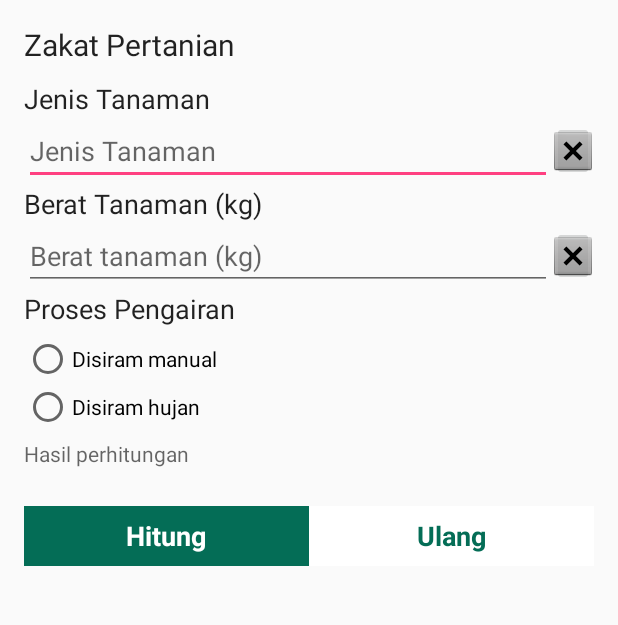
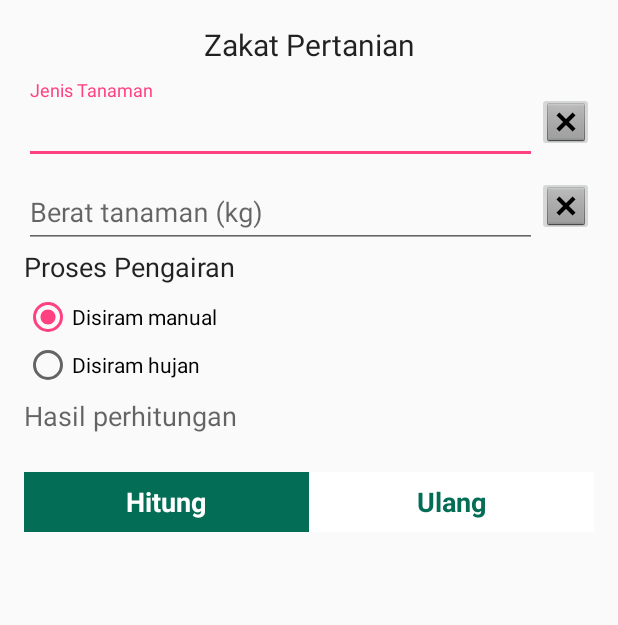
Before and after one commit to IzzatulMillah/ZakatMVVM, an Android app: the HitungZakatPertanianActivity screen opened directly, with no data from a screen before it, on a phone screen of 412 x 824 dp, the part 84-709 px from its top. Run offline under Robolectric (Android 15) with nearby library versions, the phone set to English and light mode, and no system bars.

Commit message:
update 1.5

```diff
--- a/app/src/main/res/layout/activity_hitung_zakat_pertanian.xml
+++ b/app/src/main/res/layout/activity_hitung_zakat_pertanian.xml
@@ -28,7 +28,8 @@
             android:layout_marginBottom="10dp"
             android:text="@string/zakatpertanian"
             android:textAppearance="@style/TextAppearance.AppCompat"
-            android:textSize="20sp" />
+            android:textSize="20sp"
+            android:gravity="center"/>
 
         <ScrollView
             android:layout_width="match_parent"
@@ -40,33 +41,30 @@
                 android:orientation="vertical">
 
                 <!-- Jenis Tanaman -->
-                <TextView
-                    android:layout_width="match_parent"
-                    android:layout_height="wrap_content"
-                    android:text="Jenis Tanaman"
-                    android:textAppearance="@style/TextAppearance.AppCompat"
-                    android:textSize="18sp" />
 
                 <LinearLayout
                     android:layout_width="match_parent"
                     android:layout_height="wrap_content"
                     android:orientation="horizontal"
-                    android:weightSum="3">
+                    android:weightSum="10">
 
-                    <EditText
-                        android:id="@+id/etJenis"
-                        android:layout_width="match_parent"
+                    <android.support.design.widget.TextInputLayout
+                        android:layout_width="0dp"
                         android:layout_height="wrap_content"
-                        android:layout_marginTop="0dp"
-                        android:layout_weight="2"
-                        android:hint="Jenis Tanaman"
-                        android:inputType="number"
-                        android:textColorLink="@color/colorAccent"
-                        android:textSize="18sp" />
+                        android:layout_weight="9">
+
+                        <android.support.design.widget.TextInputEditText
+                            android:layout_width="match_parent"
+                            android:layout_height="wrap_content"
+                            android:layout_weight="1"
+                            android:id="@+id/etJenis"
+                            android:hint="Jenis Tanaman"
+                            android:inputType="number"/>
+                    </android.support.design.widget.TextInputLayout>
 
                     <ImageButton
                         android:id="@+id/btnResetJenis"
-                        android:layout_width="42dp"
+                        android:layout_width="0dp"
                         android:layout_height="40dp"
                         android:layout_gravity="center_vertical"
                         android:layout_marginEnd="0dp"
@@ -75,33 +73,30 @@
                 </LinearLayout>
 
                 <!-- Berat Tanaman -->
-                <TextView
-                    android:layout_width="match_parent"
-                    android:layout_height="wrap_content"
-                    android:text="Berat Tanaman (kg)"
-                    android:textAppearance="@style/TextAppearance.AppCompat"
-                    android:textSize="18sp" />
 
                 <LinearLayout
                     android:layout_width="match_parent"
                     android:layout_height="wrap_content"
                     android:orientation="horizontal"
-                    android:weightSum="3">
+                    android:weightSum="10">
 
-                    <EditText
-                        android:id="@+id/etBerat"
-                        android:layout_width="match_parent"
+                    <android.support.design.widget.TextInputLayout
+                        android:layout_width="0dp"
                         android:layout_height="wrap_content"
-                        android:layout_marginTop="0dp"
-                        android:layout_weight="2"
-                        android:hint="Berat tanaman (kg)"
-                        android:inputType="number"
-                        android:textColorLink="@color/colorAccent"
-                        android:textSize="18sp" />
+                        android:layout_weight="9">
+
+                        <android.support.design.widget.TextInputEditText
+                            android:layout_width="match_parent"
+                            android:layout_height="wrap_content"
+                            android:layout_weight="1"
+                            android:id="@+id/etBerat"
+                            android:hint="Berat tanaman (kg)"
+                            android:inputType="number"/>
+                    </android.support.design.widget.TextInputLayout>
 
                     <ImageButton
                         android:id="@+id/btnResetBerat"
-                        android:layout_width="42dp"
+                        android:layout_width="0dp"
                         android:layout_height="40dp"
                         android:layout_gravity="center_vertical"
                         android:layout_marginEnd="0dp"
@@ -133,6 +128,7 @@
                             android:layout_width="wrap_content"
                             android:layout_height="wrap_content"
                             android:layout_weight="1"
+                            android:checked="true"
                             android:text="Disiram manual" />
 
                         <RadioButton
@@ -140,6 +136,7 @@
                             android:layout_width="wrap_content"
                             android:layout_height="wrap_content"
                             android:layout_weight="1"
+                            android:checked="false"
                             android:text="Disiram hujan" />
 
                     </RadioGroup>
@@ -154,7 +151,8 @@
                     android:layout_marginTop="5dp"
                     android:hint="Hasil perhitungan"
                     android:paddingBottom="20dp"
-                    android:textAppearance="@style/TextAppearance.AppCompat" />
+                    android:textAppearance="@style/TextAppearance.AppCompat"
+                    android:textSize="18sp" />
 
                 <!-- Button perhitungan dan reset all -->
                 <LinearLayout
```
